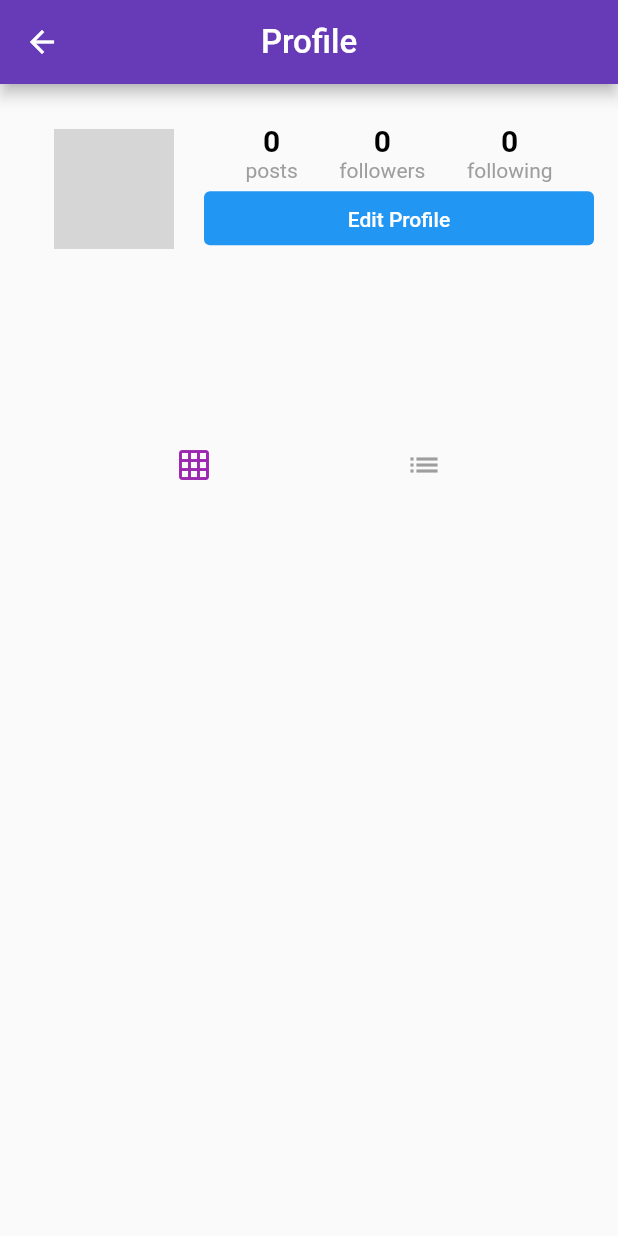
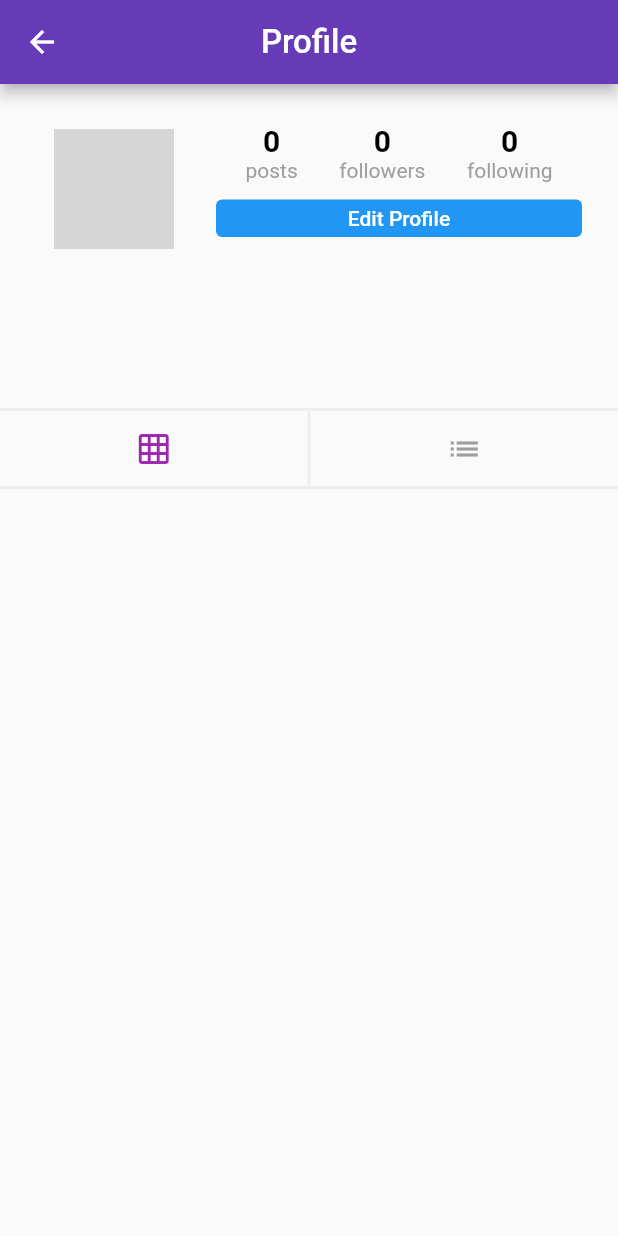
Before and after one commit to samarth-agrawal-86/flutter_social, a Flutter app: the ProfilePage screen opened directly, on a phone screen of 412 x 824 dp. Run offline on Flutter 3.47's test engine with Material 2 defaults, Android fonts, the phone set to English and light mode, and no system bars; our stand-ins replace cached_network_image, cloud_firestore, firebase_auth, firebase_core, firebase_storage, flutter_svg and 4 more; accounts and stored records are empty; network calls fail; grey boxes are pictures that could not be loaded.

Commit message:
8 edit user profile

```diff
--- a/lib/screens/home_page.dart
+++ b/lib/screens/home_page.dart
@@ -1,5 +1,5 @@
-import 'package:cloud_firestore/cloud_firestore.dart';
-import 'package:firebase_storage/firebase_storage.dart' as firebase_storage;
+import 'package:cloud_firestore/cloud_firestore.dart' as fb_firestore;
+import 'package:firebase_storage/firebase_storage.dart' as fb_storage;
 import 'package:flutter/cupertino.dart';
 import 'package:flutter/material.dart';
 import 'package:flutter_social/models/user.dart';
@@ -14,14 +14,13 @@ import 'create_account_page.dart';
 import 'package:flutter/services.dart';
 
 final GoogleSignIn googleSignIn = GoogleSignIn();
-final CollectionReference usersCollection =
-    FirebaseFirestore.instance.collection('users');
-final CollectionReference postsCollection =
-    FirebaseFirestore.instance.collection('posts');
+final fb_firestore.CollectionReference usersCollection =
+    fb_firestore.FirebaseFirestore.instance.collection('users');
+final fb_firestore.CollectionReference postsCollection =
+    fb_firestore.FirebaseFirestore.instance.collection('posts');
 final DateTime timestampVar = DateTime.now();
 User? currentUser;
-firebase_storage.Reference storageRef =
-    firebase_storage.FirebaseStorage.instance.ref();
+fb_storage.Reference storageRef = fb_storage.FirebaseStorage.instance.ref();
 
 class HomePage extends StatefulWidget {
   const HomePage({Key? key}) : super(key: key);
@@ -55,12 +54,17 @@ class _HomePageState extends State<HomePage> {
   createUserInFirestore() async {
     // 1. check if user already exists in database according to id
     final GoogleSignInAccount? user = googleSignIn.currentUser;
-    DocumentSnapshot doc = await usersCollection.doc(user!.id).get();
+    fb_firestore.DocumentSnapshot doc =
+        await usersCollection.doc(user!.id).get();
 
     // 2. if user doesn't exists then then take them to create account page
     if (!doc.exists) {
-      final username = await Navigator.push(context,
-          MaterialPageRoute(builder: (context) => CreateAccountPage()));
+      final username = await Navigator.push(
+        context,
+        MaterialPageRoute(
+          builder: (context) => CreateAccountPage(),
+        ),
+      );
 
       // 3. get username from create account, use it to make new user document in users collection
       usersCollection.doc(user.id).set({
@@ -75,7 +79,10 @@ class _HomePageState extends State<HomePage> {
 
       doc = await usersCollection.doc(user.id).get();
     }
+    // pulling user data from firestore and deserializing it
     currentUser = User.fromDocument(doc);
+    //print(currentUser);
+    //print(currentUser!.username);
   }
 
   @override
@@ -123,7 +130,7 @@ class _HomePageState extends State<HomePage> {
           ActivityFeed(),
           UploadPage(currentUser: currentUser),
           SearchPage(),
-          ProfilePage(currentUser: currentUser),
+          ProfilePage(profileId: currentUser!.id),
         ],
       ),
       bottomNavigationBar: CupertinoTabBar(
--- a/lib/screens/profile_page.dart
+++ b/lib/screens/profile_page.dart
@@ -1,162 +1,49 @@
 // ignore_for_file: prefer_const_constructors
 
-import 'dart:ui';
-import 'package:cloud_firestore/cloud_firestore.dart';
 import 'package:flutter/material.dart';
+
+import 'package:cloud_firestore/cloud_firestore.dart' as fb_firestore;
+import 'package:cached_network_image/cached_network_image.dart' as cni;
 import 'package:flutter_social/models/post.dart';
 import 'package:flutter_social/models/user.dart';
+import 'package:flutter_social/screens/edit_profile_page.dart';
 import 'package:flutter_social/screens/home_page.dart';
 import 'package:flutter_social/widgets/cached_network_image.dart';
 import 'package:flutter_social/widgets/header.dart';
 import 'package:flutter_social/widgets/profile_widget.dart';
 import 'package:flutter_social/widgets/progress.dart';
-import 'package:cached_network_image/cached_network_image.dart' as cni;
-import 'edit_profile_page.dart';
 
 class ProfilePage extends StatefulWidget {
-  final User? currentUser;
-  ProfilePage({Key? key, this.currentUser}) : super(key: key);
+  final String profileId;
+  ProfilePage({Key? key, required this.profileId}) : super(key: key);
 
   @override
   _ProfilePageState createState() => _ProfilePageState();
 }
 
 class _ProfilePageState extends State<ProfilePage> {
-  final String currentUserID = currentUser!.id;
+  final String currentUserId = currentUser!.id;
   bool isLoading = false;
   int postsCount = 0;
+  int following = 0;
+  int followers = 0;
   String postOrientation = 'grid';
+  bool? isLiked;
 
-  buildPostsLayout() {
-    return StreamBuilder<QuerySnapshot>(
-      stream: postsCollection
-          .doc(currentUserID)
-          .collection('usersPosts')
-          .orderBy('timestamp', descending: true)
-          .snapshots(),
-      builder: (context, AsyncSnapshot<QuerySnapshot> snapshot) {
-        if (snapshot.connectionState == ConnectionState.waiting) {
-          return CircularProgress();
-        }
-        // snapshot.data!.docs;
+  handleLikePost() {}
 
-        else if (snapshot.data == null) {
-          return Container();
-        } else if (postOrientation == 'grid') {
-          var postStream = snapshot.data!.docs
-              .map((DocumentSnapshot doc) => Post.fromDocument(doc));
+  buildProfileHeader() {
+    // if it is profile owner then show edit profile button else show folllow user button
+    bool isProfileOwner = currentUserId == widget.profileId;
 
-          var postList = postStream.toList();
-          //print(postList[1].getLikesCount(postList[2].likes));
-          postsCount = postList.length;
-          return Expanded(
-              child: GridView.builder(
-                  itemCount: postList.length,
-                  shrinkWrap: true,
-                  //physics: NeverScrollableScrollPhysics(),
-                  gridDelegate: SliverGridDelegateWithFixedCrossAxisCount(
-                      mainAxisSpacing: 2,
-                      crossAxisSpacing: 2,
-                      crossAxisCount: 3),
-                  itemBuilder: (context, index) {
-                    return GridTile(
-                      child: CachedNetworkImageFn(
-                        postUrl: postList[index].postUrl,
-                      ),
-                    );
-                  }));
-        } else if (postOrientation == 'list') {
-          var postStream = snapshot.data!.docs
-              .map((DocumentSnapshot doc) => Post.fromDocument(doc));
-
-          var postList = postStream.toList();
-          //print(postList[1].getLikesCount(postList[2].likes));
-          postsCount = postList.length;
-          return Expanded(
-            child: ListView.builder(
-                scrollDirection: Axis.vertical,
-                itemCount: postList.length,
-                itemBuilder: (context, index) {
-                  return Column(
-                    mainAxisAlignment: MainAxisAlignment.start,
-                    crossAxisAlignment: CrossAxisAlignment.start,
-                    children: [
-                      ListTile(
-                        leading: CircleAvatar(
-                          radius: 20,
-                          backgroundImage: NetworkImage(currentUser!.photoUrl),
-                          backgroundColor: Colors.grey,
-                        ),
-                        // TODO: add gesture detector here so that we can show profile later
-                        title: Text(currentUser!.displayName),
-                        subtitle: Text(postList[index].location.toString()),
-                        trailing: IconButton(
-                            onPressed: () {}, icon: Icon(Icons.more_vert)),
-                      ),
-                      // TODO: add clickable feature on the image as well
-                      Container(
-                        height: 300,
-                        child: Center(
-                          child: CachedNetworkImageFn(
-                            postUrl: postList[index].postUrl,
-                          ),
-                        ),
-                      ),
-
-                      Row(
-                        children: [
-                          IconButton(
-                            onPressed: () {},
-                            icon: Icon(
-                              Icons.favorite_border,
-                              size: 28,
-                              color: Colors.pink,
-                            ),
-                          ),
-                          IconButton(
-                            onPressed: () {},
-                            icon: Icon(Icons.comment_rounded,
-                                size: 28, color: Colors.blue.shade900),
-                          ),
-                        ],
-                      ),
-                      Padding(
-                        padding: const EdgeInsets.only(left: 16.0),
-                        child: Text(
-                            '${postList[index].getLikesCount(postList[index].likes)} likes',
-                            textAlign: TextAlign.left),
-                      ),
-                      Padding(
-                        padding: const EdgeInsets.only(left: 16.0),
-                        child: Text('${postList[index].username} comments',
-                            textAlign: TextAlign.left),
-                      ),
-                    ],
-                  );
-                }),
-          );
-        }
-        return Container();
-      },
-    );
-  }
-
-  @override
-  Widget build(BuildContext context) {
-    return Scaffold(
-      appBar: header(context: context, titleText: 'Profile', isAppTitle: false),
-      body: Column(
-        children: [
-          FutureBuilder<DocumentSnapshot>(
-            future: usersCollection.doc(widget.currentUser!.id).get(),
+    return FutureBuilder<fb_firestore.DocumentSnapshot>(
+      future: usersCollection.doc(widget.profileId).get(),
       builder: (context, snapshot) {
         if (!snapshot.hasData) {
           return CircularProgress();
-              }
-              currentUser = User.fromDocument(snapshot.data!);
-              //print(currentUser);
-              return Container(
-                height: 230,
+        } else {
+          User user = User.fromDocument(snapshot.data!);
+          return Padding(
             padding: EdgeInsets.all(16),
             child: Column(
               crossAxisAlignment: CrossAxisAlignment.start,
@@ -165,13 +52,13 @@ class _ProfilePageState extends State<ProfilePage> {
                   mainAxisAlignment: MainAxisAlignment.spaceBetween,
                   children: [
                     Container(
-                          padding: EdgeInsets.symmetric(
-                              horizontal: 20, vertical: 14),
+                      padding:
+                          EdgeInsets.symmetric(horizontal: 20, vertical: 14),
                       child: CircleAvatar(
                         radius: 40,
-                            backgroundColor: Colors.orange,
+                        backgroundColor: Colors.grey,
                         backgroundImage:
-                                NetworkImage(currentUser!.photoUrl),
+                            cni.CachedNetworkImageProvider(user.photoUrl),
                       ),
                     ),
                     Expanded(
@@ -180,46 +67,73 @@ class _ProfilePageState extends State<ProfilePage> {
                         children: [
                           Row(
                             mainAxisSize: MainAxisSize.max,
-                                mainAxisAlignment:
-                                    MainAxisAlignment.spaceEvenly,
+                            mainAxisAlignment: MainAxisAlignment.spaceEvenly,
                             children: [
                               buildProfileCountsWidget(
-                                      widgetText: 'posts', count: postsCount),
+                                widgetText: 'posts',
+                                count: postsCount,
+                              ),
                               buildProfileCountsWidget(
                                 widgetText: 'followers',
-                                    count: 0,
+                                count: followers,
                               ),
                               buildProfileCountsWidget(
-                                      widgetText: 'following', count: 0),
+                                widgetText: 'following',
+                                count: following,
+                              ),
                             ],
                           ),
-                              // if user is viewing its own profile then edit profile else follow
-                              widget.currentUser!.id == currentUserID
+                          isProfileOwner
                               ? TextButton(
                                   onPressed: () {
                                     Navigator.push(
                                       context,
                                       MaterialPageRoute(
-                                                builder: (context) =>
-                                                    EditProfilePage(
-                                                        currentUserID:
-                                                            currentUserID)));
+                                        builder: (context) => EditProfilePage(
+                                            currentUserId: currentUserId),
+                                      ),
+                                    );
                                   },
                                   style: TextButton.styleFrom(
                                     primary: Colors.white,
-                                        backgroundColor: Colors.blue,
+                                    //backgroundColor: Colors.blue,
                                   ),
                                   child: Container(
                                     width: 250,
-                                        height: 14,
+                                    height: 25,
+                                    decoration: BoxDecoration(
+                                        color: Colors.blue,
+                                        borderRadius: BorderRadius.circular(4)),
+                                    child: Center(
                                       child: Text(
                                         'Edit Profile',
                                         textAlign: TextAlign.center,
                                         style: TextStyle(fontSize: 14),
                                       ),
                                     ),
+                                  ),
                                 )
-                                  : Text('Follow'),
+                              : TextButton(
+                                  onPressed: () {},
+                                  style: TextButton.styleFrom(
+                                    primary: Colors.white,
+                                    //backgroundColor: Colors.blue,
+                                  ),
+                                  child: Container(
+                                    width: 250,
+                                    height: 24,
+                                    decoration: BoxDecoration(
+                                        color: Colors.blue,
+                                        borderRadius: BorderRadius.circular(4)),
+                                    child: Center(
+                                      child: Text(
+                                        'Follow',
+                                        textAlign: TextAlign.center,
+                                        style: TextStyle(fontSize: 14),
+                                      ),
+                                    ),
+                                  ),
+                                ),
                         ],
                       ),
                     )
@@ -229,30 +143,40 @@ class _ProfilePageState extends State<ProfilePage> {
                   alignment: Alignment.centerLeft,
                   padding: EdgeInsets.only(top: 14),
                   child: Text(
-                        currentUser!.username,
-                        style: TextStyle(
-                            fontSize: 16, fontWeight: FontWeight.bold),
+                    user.username,
+                    style: TextStyle(fontSize: 16, fontWeight: FontWeight.bold),
                   ),
                 ),
                 Container(
                   alignment: Alignment.centerLeft,
                   padding: EdgeInsets.only(top: 4),
                   child: Text(
-                        currentUser!.displayName,
-                        style: TextStyle(
-                            fontSize: 16, fontWeight: FontWeight.bold),
+                    user.displayName,
+                    style: TextStyle(fontSize: 16, fontWeight: FontWeight.bold),
                   ),
                 ),
                 Container(
                   alignment: Alignment.centerLeft,
                   padding: EdgeInsets.only(top: 4),
-                      child: Text(currentUser!.bio.toString()),
+                  child: Text(user.bio.toString()),
                 ),
               ],
             ),
           );
+        }
       },
-          ),
+    );
+  }
+
+  @override
+  Widget build(BuildContext context) {
+    return Scaffold(
+      appBar: header(context: context, titleText: 'Profile', isAppTitle: false),
+      body: ListView(
+        children: [
+          buildProfileHeader(),
+          //Divider(thickness: 1, color: Colors.grey.shade300),
+          Container(height: 2, color: Colors.grey.shade200),
           Row(
             mainAxisAlignment: MainAxisAlignment.spaceEvenly,
             children: [
@@ -267,6 +191,12 @@ class _ProfilePageState extends State<ProfilePage> {
                     color:
                         postOrientation == 'grid' ? Colors.purple : Colors.grey,
                   )),
+              //VerticalDivider(thickness: 2, color: Colors.grey),
+              Container(
+                color: Colors.grey.shade200,
+                height: 50,
+                width: 2,
+              ),
               IconButton(
                 onPressed: () {
                   setState(() {
@@ -281,7 +211,8 @@ class _ProfilePageState extends State<ProfilePage> {
               ),
             ],
           ),
-          buildPostsLayout(),
+          Container(height: 2, color: Colors.grey.shade200),
+          //Divider(thickness: 1, color: Colors.grey.shade300),
         ],
       ),
     );
```
Also changed, not shown: lib/models/comment.dart (added, +35 -0 lines), lib/screens/create_account_page.dart (+19 -8 lines), lib/screens/edit_profile_page.dart (+9 -8 lines), lib/screens/profile_page_old.dart (added, +324 -0 lines), lib/screens/upload_page.dart (+32 -29 lines). Lines whose indentation alone changed are shown as unchanged.
